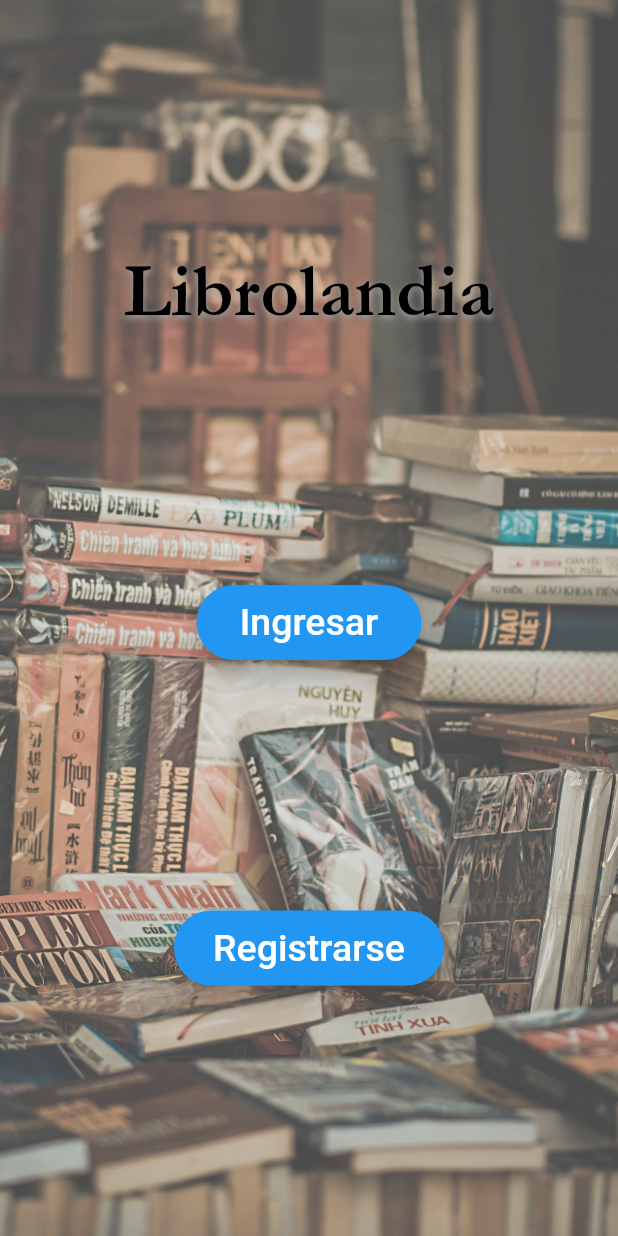
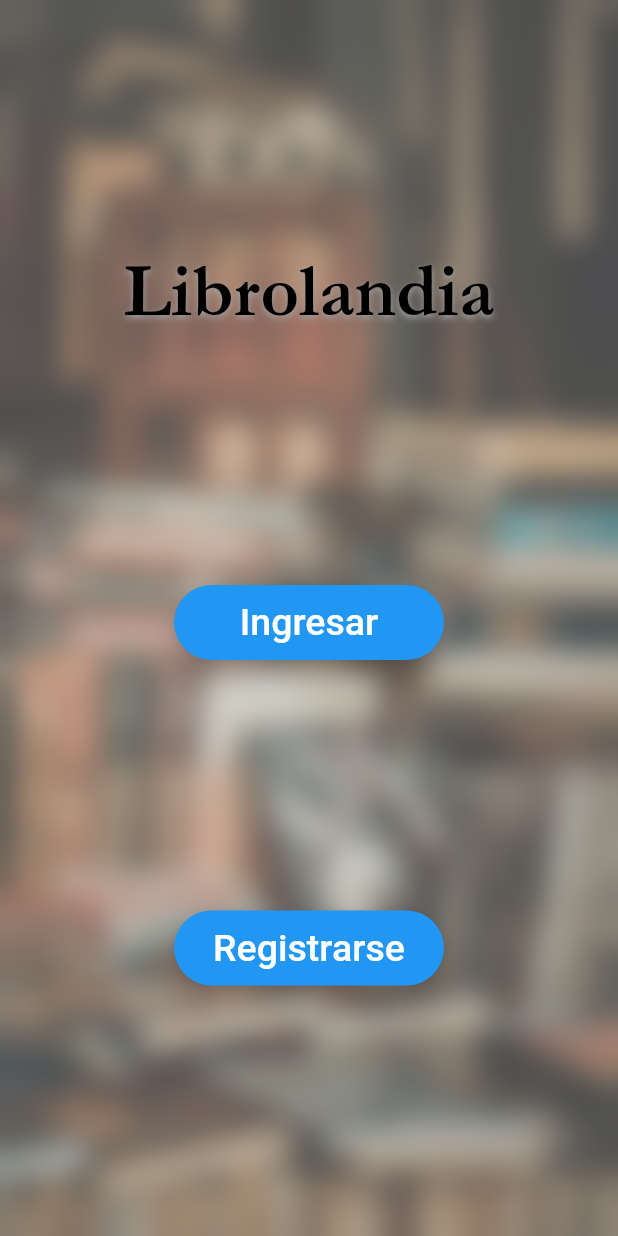
Before and after one commit to Davix002/app_de_libros, a Flutter app: the screen it shows after launch, on a phone screen of 412 x 824 dp. Run offline on Flutter 3.47's test engine with Material 2 defaults, Android fonts, the phone set to English and light mode, and no system bars.

Commit message:
pude difuminar el fondo

```diff
--- a/lib/main.dart
+++ b/lib/main.dart
@@ -1,3 +1,5 @@
+import 'dart:ui';
+
 import 'package:app_de_libros/register.dart';
 import 'package:flutter/material.dart';
 import 'package:app_de_libros/login.dart';
@@ -29,6 +31,8 @@
             fit: BoxFit.cover,
           ),
         ),
+        child: BackdropFilter(
+          filter: ImageFilter.blur(sigmaX: 10.0, sigmaY: 10.0),
           child: Column(
             mainAxisAlignment: MainAxisAlignment.spaceEvenly,
             children: [
@@ -59,7 +63,7 @@
                 },
                 style: ButtonStyle(
                   elevation: const MaterialStatePropertyAll(7),
-                fixedSize: const MaterialStatePropertyAll(Size(150, 50)),
+                  fixedSize: const MaterialStatePropertyAll(Size(180, 50)),
                   shape: MaterialStateProperty.all(
                     RoundedRectangleBorder(
                       borderRadius: BorderRadius.circular(30.0),
@@ -102,6 +106,7 @@
             ],
           ),
         ),
+      ),
     );
   }
 }
```
Also changed, not shown: pubspec.yaml (+4 -48 lines), pubspec.lock. Lines whose indentation alone changed are shown as unchanged.
